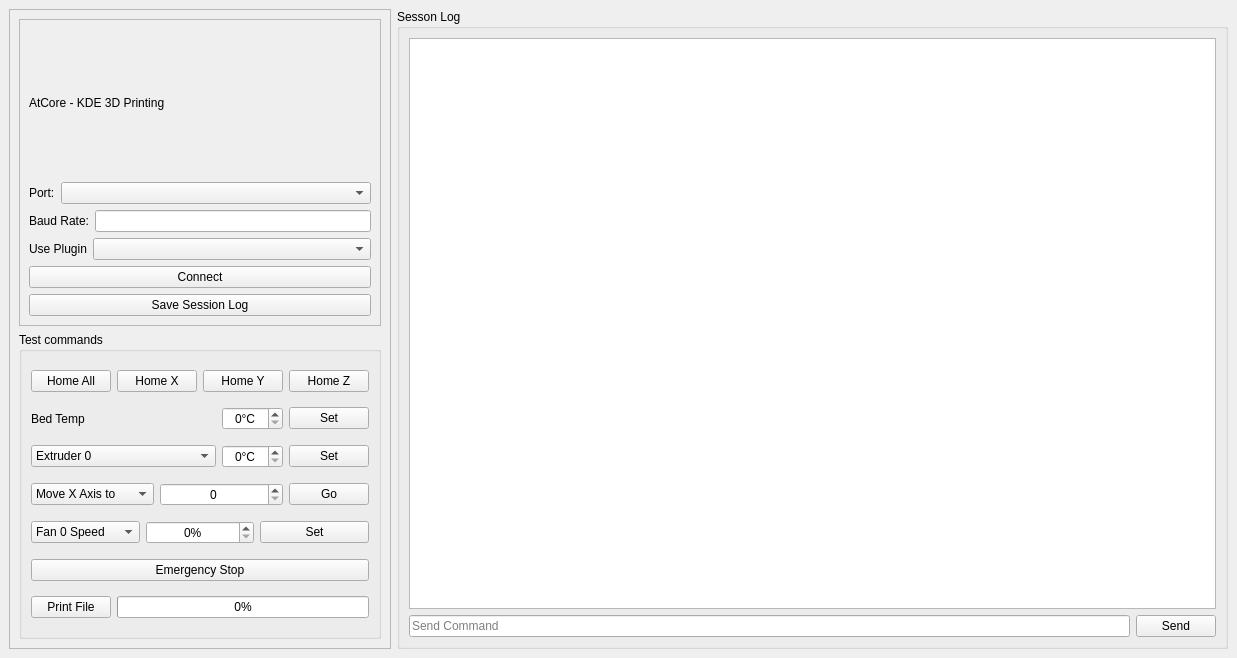
KDE/atcore, file testclient/mainwindow.ui: the form before one commit.
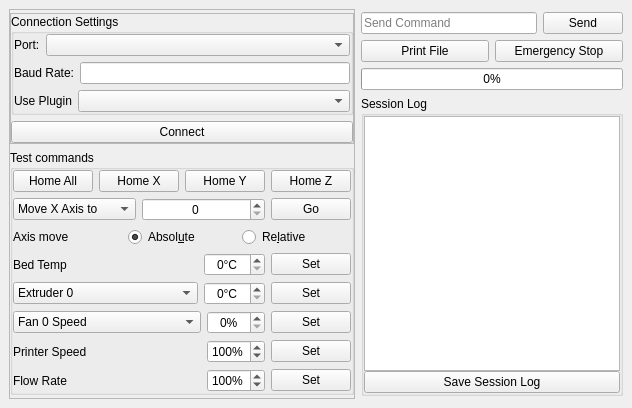
The form after the commit. Icons and pictures are not drawn.

Commit message: Added Controls for newest Atcore functions , rearanged the gui a little

```diff
--- a/testclient/mainwindow.ui
+++ b/testclient/mainwindow.ui
@@ -6,8 +6,8 @@
    <rect>
     <x>0</x>
     <y>0</y>
-    <width>1237</width>
-    <height>658</height>
+    <width>0</width>
+    <height>0</height>
    </rect>
   </property>
   <property name="windowTitle">
@@ -30,8 +30,26 @@
        <enum>QFrame::Raised</enum>
       </property>
       <layout class="QVBoxLayout" name="verticalLayout">
+       <property name="leftMargin">
+        <number>0</number>
+       </property>
+       <property name="topMargin">
+        <number>3</number>
+       </property>
+       <property name="rightMargin">
+        <number>0</number>
+       </property>
+       <property name="bottomMargin">
+        <number>3</number>
+       </property>
        <item>
         <widget class="QFrame" name="frame">
+         <property name="sizePolicy">
+          <sizepolicy hsizetype="Preferred" vsizetype="Preferred">
+           <horstretch>0</horstretch>
+           <verstretch>0</verstretch>
+          </sizepolicy>
+         </property>
          <property name="frameShape">
           <enum>QFrame::StyledPanel</enum>
          </property>
@@ -39,13 +57,36 @@
           <enum>QFrame::Raised</enum>
          </property>
          <layout class="QVBoxLayout" name="verticalLayout_2">
+          <property name="leftMargin">
+           <number>0</number>
+          </property>
+          <property name="topMargin">
+           <number>0</number>
+          </property>
+          <property name="rightMargin">
+           <number>0</number>
+          </property>
+          <property name="bottomMargin">
+           <number>0</number>
+          </property>
           <item>
-           <widget class="QLabel" name="label">
-            <property name="text">
-             <string>AtCore - KDE 3D Printing</string>
+           <widget class="QGroupBox" name="groupBox_2">
+            <property name="title">
+             <string>Connection Settings</string>
             </property>
-           </widget>
-          </item>
+            <layout class="QVBoxLayout" name="verticalLayout_6">
+             <property name="leftMargin">
+              <number>0</number>
+             </property>
+             <property name="topMargin">
+              <number>0</number>
+             </property>
+             <property name="rightMargin">
+              <number>0</number>
+             </property>
+             <property name="bottomMargin">
+              <number>0</number>
+             </property>
           <item>
            <layout class="QHBoxLayout" name="horizontalLayout_8">
             <item>
@@ -101,6 +142,9 @@
             </item>
            </layout>
           </item>
+            </layout>
+           </widget>
+          </item>
           <item>
            <widget class="QPushButton" name="connectPB">
             <property name="sizePolicy">
@@ -114,17 +158,6 @@
             </property>
            </widget>
           </item>
-          <item>
-           <widget class="QPushButton" name="saveLogPB">
-            <property name="text">
-             <string>Save Session Log</string>
-            </property>
-            <property name="icon">
-             <iconset theme="document-save">
-              <normaloff>.</normaloff>.</iconset>
-            </property>
-           </widget>
-          </item>
          </layout>
         </widget>
        </item>
@@ -134,6 +167,18 @@
           <string>Test commands</string>
          </property>
          <layout class="QVBoxLayout" name="verticalLayout_3">
+          <property name="leftMargin">
+           <number>0</number>
+          </property>
+          <property name="topMargin">
+           <number>0</number>
+          </property>
+          <property name="rightMargin">
+           <number>0</number>
+          </property>
+          <property name="bottomMargin">
+           <number>0</number>
+          </property>
           <item>
            <layout class="QHBoxLayout" name="horizontalLayout_3">
             <item>
@@ -166,6 +211,107 @@
             </item>
            </layout>
           </item>
+          <item>
+           <layout class="QHBoxLayout" name="horizontalLayout_6">
+            <item>
+             <widget class="QComboBox" name="mvAxisCB">
+              <property name="sizePolicy">
+               <sizepolicy hsizetype="Preferred" vsizetype="Fixed">
+                <horstretch>0</horstretch>
+                <verstretch>0</verstretch>
+               </sizepolicy>
+              </property>
+              <property name="minimumSize">
+               <size>
+                <width>0</width>
+                <height>0</height>
+               </size>
+              </property>
+              <item>
+               <property name="text">
+                <string>Move X Axis to</string>
+               </property>
+              </item>
+              <item>
+               <property name="text">
+                <string>Move Y Axis to</string>
+               </property>
+              </item>
+              <item>
+               <property name="text">
+                <string>Move Z Axis to</string>
+               </property>
+              </item>
+             </widget>
+            </item>
+            <item>
+             <widget class="QDoubleSpinBox" name="mvAxisSB">
+              <property name="sizePolicy">
+               <sizepolicy hsizetype="Minimum" vsizetype="Fixed">
+                <horstretch>0</horstretch>
+                <verstretch>0</verstretch>
+               </sizepolicy>
+              </property>
+              <property name="minimumSize">
+               <size>
+                <width>0</width>
+                <height>0</height>
+               </size>
+              </property>
+              <property name="alignment">
+               <set>Qt::AlignCenter</set>
+              </property>
+              <property name="decimals">
+               <number>0</number>
+              </property>
+              <property name="maximum">
+               <double>200.000000000000000</double>
+              </property>
+             </widget>
+            </item>
+            <item>
+             <widget class="QPushButton" name="mvAxisPB">
+              <property name="sizePolicy">
+               <sizepolicy hsizetype="Fixed" vsizetype="Fixed">
+                <horstretch>0</horstretch>
+                <verstretch>0</verstretch>
+               </sizepolicy>
+              </property>
+              <property name="text">
+               <string>Go</string>
+              </property>
+             </widget>
+            </item>
+           </layout>
+          </item>
+          <item>
+           <layout class="QHBoxLayout" name="horizontalLayout_14">
+            <item>
+             <widget class="QLabel" name="label">
+              <property name="text">
+               <string>Axis move</string>
+              </property>
+             </widget>
+            </item>
+            <item>
+             <widget class="QRadioButton" name="absoluteRB">
+              <property name="text">
+               <string>Absol&amp;ute</string>
+              </property>
+              <property name="checked">
+               <bool>true</bool>
+              </property>
+             </widget>
+            </item>
+            <item>
+             <widget class="QRadioButton" name="relativeRB">
+              <property name="text">
+               <string>Re&amp;lative</string>
+              </property>
+             </widget>
+            </item>
+           </layout>
+          </item>
           <item>
            <layout class="QHBoxLayout" name="horizontalLayout_4">
             <item>
@@ -253,85 +399,12 @@
             </item>
            </layout>
           </item>
-          <item>
-           <layout class="QHBoxLayout" name="horizontalLayout_6">
-            <item>
-             <widget class="QComboBox" name="mvAxisCB">
-              <property name="sizePolicy">
-               <sizepolicy hsizetype="Preferred" vsizetype="Fixed">
-                <horstretch>0</horstretch>
-                <verstretch>0</verstretch>
-               </sizepolicy>
-              </property>
-              <property name="minimumSize">
-               <size>
-                <width>0</width>
-                <height>0</height>
-               </size>
-              </property>
-              <item>
-               <property name="text">
-                <string>Move X Axis to</string>
-               </property>
-              </item>
-              <item>
-               <property name="text">
-                <string>Move Y Axis to</string>
-               </property>
-              </item>
-              <item>
-               <property name="text">
-                <string>Move Z Axis to</string>
-               </property>
-              </item>
-             </widget>
-            </item>
-            <item>
-             <widget class="QDoubleSpinBox" name="mvAxisSB">
-              <property name="sizePolicy">
-               <sizepolicy hsizetype="Minimum" vsizetype="Fixed">
-                <horstretch>0</horstretch>
-                <verstretch>0</verstretch>
-               </sizepolicy>
-              </property>
-              <property name="minimumSize">
-               <size>
-                <width>0</width>
-                <height>0</height>
-               </size>
-              </property>
-              <property name="alignment">
-               <set>Qt::AlignCenter</set>
-              </property>
-              <property name="decimals">
-               <number>0</number>
-              </property>
-              <property name="maximum">
-               <double>200.000000000000000</double>
-              </property>
-             </widget>
-            </item>
-            <item>
-             <widget class="QPushButton" name="mvAxisPB">
-              <property name="sizePolicy">
-               <sizepolicy hsizetype="Fixed" vsizetype="Fixed">
-                <horstretch>0</horstretch>
-                <verstretch>0</verstretch>
-               </sizepolicy>
-              </property>
-              <property name="text">
-               <string>Go</string>
-              </property>
-             </widget>
-            </item>
-           </layout>
-          </item>
           <item>
            <layout class="QHBoxLayout" name="horizontalLayout_7">
             <item>
              <widget class="QComboBox" name="fanSpeedSelCB">
               <property name="sizePolicy">
-               <sizepolicy hsizetype="Preferred" vsizetype="Fixed">
+               <sizepolicy hsizetype="Expanding" vsizetype="Fixed">
                 <horstretch>0</horstretch>
                 <verstretch>0</verstretch>
                </sizepolicy>
@@ -373,6 +446,12 @@
             </item>
             <item>
              <widget class="QPushButton" name="fanSpeedPB">
+              <property name="sizePolicy">
+               <sizepolicy hsizetype="Fixed" vsizetype="Fixed">
+                <horstretch>0</horstretch>
+                <verstretch>0</verstretch>
+               </sizepolicy>
+              </property>
               <property name="text">
                <string>Set</string>
               </property>
@@ -381,17 +460,132 @@
            </layout>
           </item>
           <item>
-           <widget class="QPushButton" name="stopPB">
+           <layout class="QHBoxLayout" name="horizontalLayout_12">
+            <item>
+             <widget class="QLabel" name="label_6">
             <property name="sizePolicy">
-             <sizepolicy hsizetype="Preferred" vsizetype="Fixed">
+               <sizepolicy hsizetype="Expanding" vsizetype="Preferred">
               <horstretch>0</horstretch>
               <verstretch>0</verstretch>
              </sizepolicy>
             </property>
             <property name="text">
-             <string>Emergency Stop</string>
-            </property>
-           </widget>
+               <string>Printer Speed</string>
+              </property>
+             </widget>
+            </item>
+            <item>
+             <widget class="QSpinBox" name="printerSpeedSB">
+              <property name="suffix">
+               <string notr="true">%</string>
+              </property>
+              <property name="prefix">
+               <string/>
+              </property>
+              <property name="maximum">
+               <number>300</number>
+              </property>
+              <property name="value">
+               <number>100</number>
+              </property>
+             </widget>
+            </item>
+            <item>
+             <widget class="QPushButton" name="printerSpeedPB">
+              <property name="sizePolicy">
+               <sizepolicy hsizetype="Fixed" vsizetype="Fixed">
+                <horstretch>0</horstretch>
+                <verstretch>0</verstretch>
+               </sizepolicy>
+              </property>
+              <property name="text">
+               <string>Set</string>
+              </property>
+             </widget>
+            </item>
+           </layout>
+          </item>
+          <item>
+           <layout class="QHBoxLayout" name="horizontalLayout_13">
+            <item>
+             <widget class="QLabel" name="label_7">
+              <property name="sizePolicy">
+               <sizepolicy hsizetype="Expanding" vsizetype="Preferred">
+                <horstretch>0</horstretch>
+                <verstretch>0</verstretch>
+               </sizepolicy>
+              </property>
+              <property name="text">
+               <string>Flow Rate</string>
+              </property>
+             </widget>
+            </item>
+            <item>
+             <widget class="QSpinBox" name="flowRateSB">
+              <property name="suffix">
+               <string>%</string>
+              </property>
+              <property name="maximum">
+               <number>300</number>
+              </property>
+              <property name="value">
+               <number>100</number>
+              </property>
+             </widget>
+            </item>
+            <item>
+             <widget class="QPushButton" name="flowRatePB">
+              <property name="sizePolicy">
+               <sizepolicy hsizetype="Fixed" vsizetype="Fixed">
+                <horstretch>0</horstretch>
+                <verstretch>0</verstretch>
+               </sizepolicy>
+              </property>
+              <property name="text">
+               <string>Set</string>
+              </property>
+             </widget>
+            </item>
+           </layout>
+          </item>
+         </layout>
+        </widget>
+       </item>
+      </layout>
+     </widget>
+    </item>
+    <item>
+     <widget class="QFrame" name="frame_r">
+      <layout class="QVBoxLayout" name="verticalLayout_5">
+       <property name="leftMargin">
+        <number>0</number>
+       </property>
+       <property name="topMargin">
+        <number>3</number>
+       </property>
+       <property name="rightMargin">
+        <number>0</number>
+       </property>
+       <property name="bottomMargin">
+        <number>3</number>
+       </property>
+       <item>
+        <layout class="QHBoxLayout" name="horizontalLayout">
+         <item>
+          <widget class="QLineEdit" name="commandLE">
+           <property name="placeholderText">
+            <string>Send Command</string>
+           </property>
+          </widget>
+         </item>
+         <item>
+          <widget class="QPushButton" name="sendPB">
+           <property name="text">
+            <string>Send</string>
+           </property>
+          </widget>
+         </item>
+        </layout>
           </item>
           <item>
            <layout class="QHBoxLayout" name="horizontalLayout_10">
@@ -403,6 +597,21 @@
              </widget>
             </item>
             <item>
+          <widget class="QPushButton" name="stopPB">
+           <property name="sizePolicy">
+            <sizepolicy hsizetype="Preferred" vsizetype="Fixed">
+             <horstretch>0</horstretch>
+             <verstretch>0</verstretch>
+            </sizepolicy>
+           </property>
+           <property name="text">
+            <string>Emergency Stop</string>
+           </property>
+          </widget>
+         </item>
+        </layout>
+       </item>
+       <item>
              <widget class="QProgressBar" name="printingProgress">
               <property name="enabled">
                <bool>true</bool>
@@ -412,20 +621,27 @@
               </property>
              </widget>
             </item>
-           </layout>
-          </item>
-         </layout>
-        </widget>
-       </item>
-      </layout>
-     </widget>
-    </item>
     <item>
      <widget class="QGroupBox" name="groupBox">
       <property name="title">
-       <string>Sesson Log</string>
+          <string>Session Log</string>
       </property>
       <layout class="QVBoxLayout" name="verticalLayout_4">
+          <property name="spacing">
+           <number>0</number>
+          </property>
+          <property name="leftMargin">
+           <number>0</number>
+          </property>
+          <property name="topMargin">
+           <number>0</number>
+          </property>
+          <property name="rightMargin">
+           <number>0</number>
+          </property>
+          <property name="bottomMargin">
+           <number>0</number>
+          </property>
        <item>
         <widget class="QPlainTextEdit" name="logTE">
          <property name="enabled">
@@ -440,22 +656,18 @@
         </widget>
        </item>
        <item>
-        <layout class="QHBoxLayout" name="horizontalLayout">
-         <item>
-          <widget class="QLineEdit" name="commandLE">
-           <property name="placeholderText">
-            <string>Send Command</string>
-           </property>
-          </widget>
-         </item>
-         <item>
-          <widget class="QPushButton" name="sendPB">
+           <widget class="QPushButton" name="saveLogPB">
            <property name="text">
-            <string>Send</string>
+             <string>Save Session Log</string>
+            </property>
+            <property name="icon">
+             <iconset theme="document-save">
+              <normaloff>.</normaloff>.</iconset>
            </property>
           </widget>
          </item>
         </layout>
+        </widget>
        </item>
       </layout>
      </widget>
```
Left out of the diff: 2 changed lines with no effect on the pictures. Lines whose indentation alone changed are shown as unchanged.
